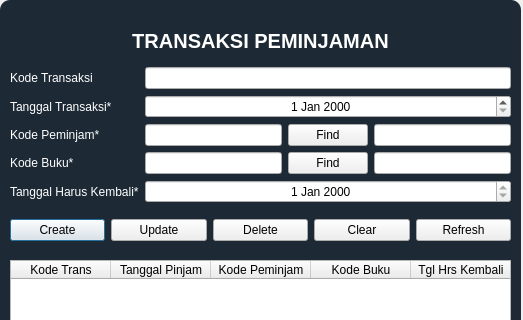
Above: TransPeminjaman.ui from asiregar01/simple-lms before the change; both pictures show x 0 to 523 and y 0 to 320 of the 523 by 458 pixel window. Below: the same form after it.
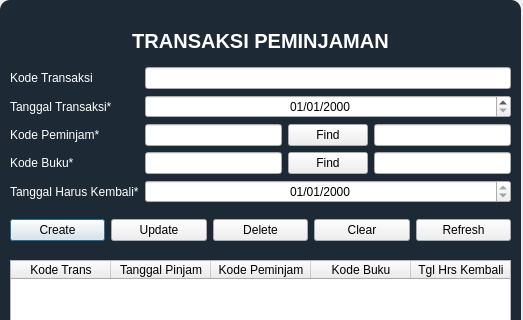
That is the form after the change. Icons and pictures are not drawn.

```diff
--- a/TransPeminjaman.ui
+++ b/TransPeminjaman.ui
@@ -288,6 +288,9 @@
         <property name="alignment">
          <set>Qt::AlignCenter</set>
         </property>
+        <property name="displayFormat">
+         <string>dd/MM/yyyy</string>
+        </property>
        </widget>
       </item>
       <item row="2" column="0">
@@ -390,6 +393,9 @@
         <property name="readOnly">
          <bool>true</bool>
         </property>
+        <property name="displayFormat">
+         <string>dd/MM/yyyy</string>
+        </property>
        </widget>
       </item>
      </layout>
```
Left out of the diff: 24 changed lines with no effect on the pictures.
